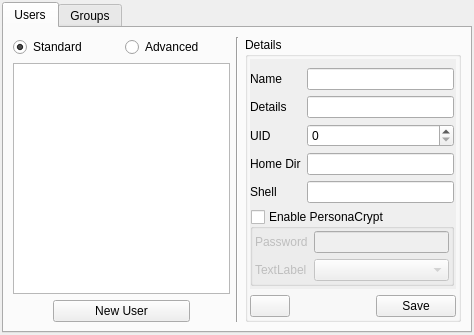
Above: src-qt5/gui_client/pages/page_users.ui from trueos/sysadm-ui-qt before the change. Below: the same form after it.
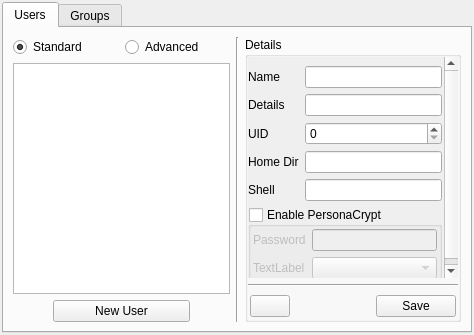
That is the form after the change. Icons and pictures are not drawn.

Commit message: Update the users page a bit more and ensure it is disabled for now (not complete yet)

Diff of the .ui file:
```diff
--- a/src-qt5/gui_client/pages/page_users.ui
+++ b/src-qt5/gui_client/pages/page_users.ui
@@ -110,16 +110,16 @@
          </property>
          <layout class="QVBoxLayout" name="verticalLayout">
           <property name="leftMargin">
-           <number>2</number>
+           <number>0</number>
           </property>
           <property name="topMargin">
-           <number>2</number>
+           <number>0</number>
           </property>
           <property name="rightMargin">
-           <number>2</number>
+           <number>0</number>
           </property>
           <property name="bottomMargin">
-           <number>2</number>
+           <number>0</number>
           </property>
           <item>
            <widget class="QScrollArea" name="scrollArea">
@@ -133,8 +133,8 @@
              <property name="geometry">
               <rect>
                <x>0</x>
-               <y>-43</y>
-               <width>192</width>
+               <y>0</y>
+               <width>196</width>
                <height>259</height>
               </rect>
              </property>
@@ -249,8 +249,27 @@
             </widget>
            </widget>
           </item>
+          <item>
+           <widget class="Line" name="line_2">
+            <property name="orientation">
+             <enum>Qt::Horizontal</enum>
+            </property>
+           </widget>
+          </item>
           <item>
            <layout class="QHBoxLayout" name="horizontalLayout_2">
+            <property name="leftMargin">
+             <number>2</number>
+            </property>
+            <property name="topMargin">
+             <number>2</number>
+            </property>
+            <property name="rightMargin">
+             <number>2</number>
+            </property>
+            <property name="bottomMargin">
+             <number>2</number>
+            </property>
             <item>
              <widget class="QPushButton" name="pushButton_2">
               <property name="text">
```
Left out of the diff: 6 changed lines with no effect on the pictures. The commit also changes 1 other file.
